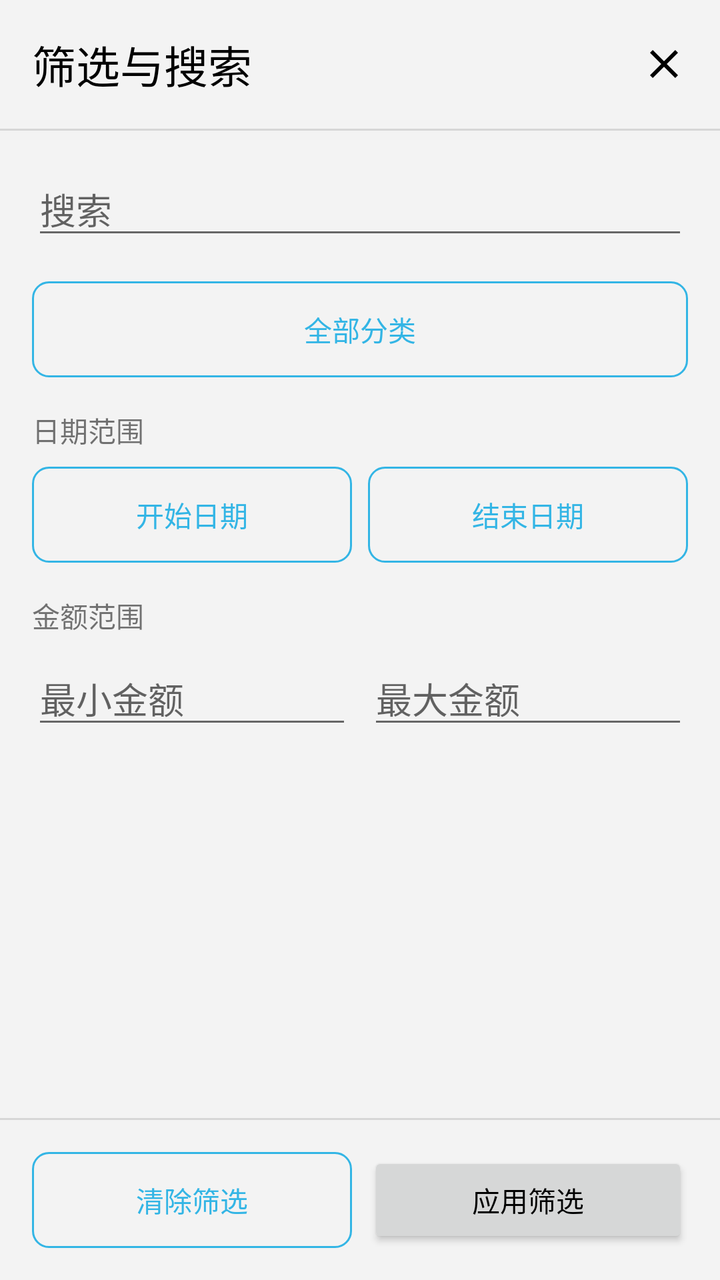
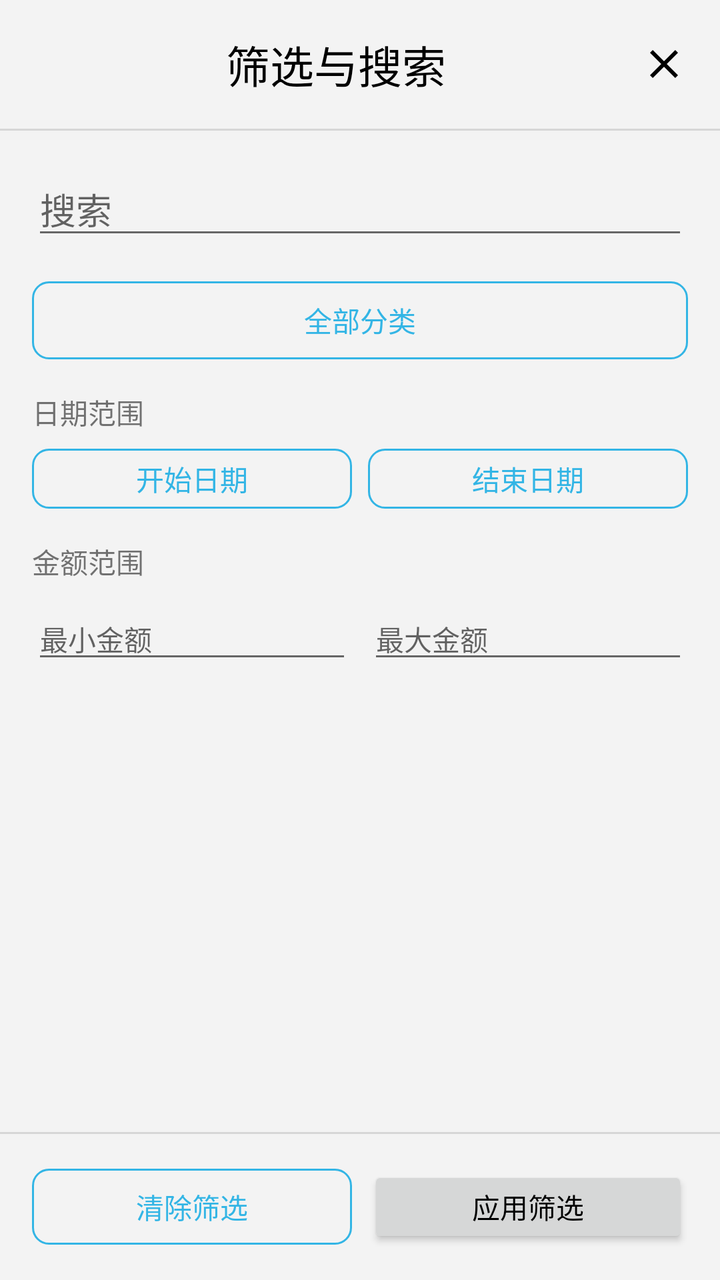

Before-and-after screenshots of an Android layout around one commit, followed by the original layout XML and the change that was made.
<!-- AndroidManifest.xml: application theme AppTheme.NoActionBar -->
<!-- res/layout/dialog_expense_filter.xml -->
<?xml version="1.0" encoding="utf-8"?>
<LinearLayout xmlns:android="http://schemas.android.com/apk/res/android"
    xmlns:app="http://schemas.android.com/apk/res-auto"
    android:layout_width="match_parent"
    android:layout_height="wrap_content"
    android:orientation="vertical">

    
    <LinearLayout
        android:layout_width="match_parent"
        android:layout_height="wrap_content"
        android:orientation="horizontal"
        android:gravity="center_vertical"
        android:padding="16dp">

        <TextView
            android:layout_width="0dp"
            android:layout_height="wrap_content"
            android:layout_weight="1"
            android:text="@string/expense_list_filter_title"
            android:textAppearance="?attr/textAppearanceTitleLarge" />

        <ImageButton
            android:id="@+id/btnClose"
            android:layout_width="wrap_content"
            android:layout_height="wrap_content"
            android:background="?attr/selectableItemBackgroundBorderless"
            android:src="@drawable/ic_exp_close"
            android:contentDescription="@string/cancel" />
    </LinearLayout>

    <View
        android:layout_width="match_parent"
        android:layout_height="1dp"
        android:background="?attr/colorOutline" />

    
    <androidx.core.widget.NestedScrollView
        android:layout_width="match_parent"
        android:layout_height="0dp"
        android:layout_weight="1"
        android:fillViewport="true">

        <LinearLayout
            android:layout_width="match_parent"
            android:layout_height="wrap_content"
            android:orientation="vertical"
            android:padding="16dp">

            <EditText
                android:id="@+id/editKeyword"
                android:layout_width="match_parent"
                android:layout_height="wrap_content"
                android:hint="@string/common_search"
                android:inputType="text"
                android:singleLine="true" />

            <Button
                android:id="@+id/btnSelectType"
                style="?attr/materialButtonOutlinedStyle"
                android:layout_width="match_parent"
                android:layout_height="wrap_content"
                android:layout_marginTop="16dp"
                android:text="@string/expense_list_filter_all_types" />

            <TextView
                android:layout_width="match_parent"
                android:layout_height="wrap_content"
                android:layout_marginTop="16dp"
                android:text="@string/expense_list_filter_date_range"
                android:textAppearance="?attr/textAppearanceTitleSmall" />

            <LinearLayout
                android:layout_width="match_parent"
                android:layout_height="wrap_content"
                android:orientation="horizontal"
                android:layout_marginTop="8dp">

                <Button
                    android:id="@+id/btnStartDate"
                    style="?attr/materialButtonOutlinedStyle"
                    android:layout_width="0dp"
                    android:layout_height="wrap_content"
                    android:layout_weight="1"
                    android:text="@string/expense_list_filter_start_date" />

                <Button
                    android:id="@+id/btnEndDate"
                    style="?attr/materialButtonOutlinedStyle"
                    android:layout_width="0dp"
                    android:layout_height="wrap_content"
                    android:layout_weight="1"
                    android:layout_marginStart="8dp"
                    android:text="@string/expense_list_filter_end_date" />
            </LinearLayout>

            <TextView
                android:layout_width="match_parent"
                android:layout_height="wrap_content"
                android:layout_marginTop="16dp"
                android:text="@string/expense_list_filter_amount_range"
                android:textAppearance="?attr/textAppearanceTitleSmall" />

            <LinearLayout
                android:layout_width="match_parent"
                android:layout_height="wrap_content"
                android:orientation="horizontal"
                android:layout_marginTop="8dp">

                <EditText
                    android:id="@+id/editMinAmount"
                    android:layout_width="0dp"
                    android:layout_height="wrap_content"
                    android:layout_weight="1"
                    android:hint="@string/expense_list_filter_min_amount"
                    android:inputType="numberDecimal"
                    android:singleLine="true" />

                <EditText
                    android:id="@+id/editMaxAmount"
                    android:layout_width="0dp"
                    android:layout_height="wrap_content"
                    android:layout_weight="1"
                    android:layout_marginStart="8dp"
                    android:hint="@string/expense_list_filter_max_amount"
                    android:inputType="numberDecimal"
                    android:singleLine="true" />
            </LinearLayout>
        </LinearLayout>
    </androidx.core.widget.NestedScrollView>

    <View
        android:layout_width="match_parent"
        android:layout_height="1dp"
        android:background="?attr/colorOutline" />

    
    <LinearLayout
        android:layout_width="match_parent"
        android:layout_height="wrap_content"
        android:orientation="horizontal"
        android:padding="16dp">

        <Button
            android:id="@+id/btnClear"
            style="?attr/materialButtonOutlinedStyle"
            android:layout_width="0dp"
            android:layout_height="wrap_content"
            android:layout_weight="1"
            android:text="@string/expense_list_clear_filters" />

        <Button
            android:id="@+id/btnApply"
            android:layout_width="0dp"
            android:layout_height="wrap_content"
            android:layout_weight="1"
            android:layout_marginStart="8dp"
            android:text="@string/expense_list_apply_filters" />
    </LinearLayout>
</LinearLayout>
<!-- resources referenced by this layout -->
<resources>
  <!-- drawable ic_exp_close (drawable) -->
  <vector xmlns:android="http://schemas.android.com/apk/res/android"
      android:width="24dp"
      android:height="24dp"
      android:viewportWidth="24"
      android:viewportHeight="24"
      android:tint="?attr/colorOnSurface">
      <path
          android:fillColor="#FF000000"
          android:pathData="M19,6.41L17.59,5 12,10.59 6.41,5 5,6.41 10.59,12 5,17.59 6.41,19 12,13.41 17.59,19 19,17.59 13.41,12z" />
  </vector>
  <string name="cancel">取消</string>
  <string name="common_search">搜索</string>
  <string name="expense_list_apply_filters">应用筛选</string>
  <string name="expense_list_clear_filters">清除筛选</string>
  <string name="expense_list_filter_all_types">全部分类</string>
  <string name="expense_list_filter_amount_range">金额范围</string>
  <string name="expense_list_filter_date_range">日期范围</string>
  <string name="expense_list_filter_end_date">结束日期</string>
  <string name="expense_list_filter_max_amount">最大金额</string>
  <string name="expense_list_filter_min_amount">最小金额</string>
  <string name="expense_list_filter_start_date">开始日期</string>
  <string name="expense_list_filter_title">筛选与搜索</string>
  <style name="AppTheme.NoActionBar" parent="AppTheme.Base" />
  <color name="brand_primary">#FF33B5E5</color>
  <color name="app_background">#FFF3F3F3</color>
  <color name="text_primary">#FF000000</color>
  <color name="text_secondary">#FF666666</color>
  <style name="HoloActionBar" parent="Widget.AppCompat.ActionBar.Solid">
          <item name="android:background">@color/brand_primary</item>
      </style>
  <color name="app_surface">#FFFFFFFF</color>
  <color name="brand_primary_variant">#FF0099CC</color>
  <color name="brand_secondary">#FF33B5E5</color>
  <color name="brand_secondary_variant">#FF0099CC</color>
  <color name="on_primary">#FFFFFFFF</color>
  <color name="on_secondary">#FF000000</color>
  <color name="app_error">#FFCC0000</color>
  <color name="on_error">#FFFFFFFF</color>
  <style name="HoloCardView">
          <item name="cardBackgroundColor">@color/app_surface</item>
      </style>
  <color name="divider">#1F000000</color>
  <style name="Widget.Holo.OutlinedButton" parent="Widget.AppCompat.Button">
          <item name="android:background">@drawable/btn_outline_background</item>
          <item name="android:textColor">@color/brand_primary</item>
      </style>
  <!-- drawable btn_outline_background (drawable) -->
  <?xml version="1.0" encoding="utf-8"?>
  <selector xmlns:android="http://schemas.android.com/apk/res/android">
      <item android:state_pressed="true">
          <shape android:shape="rectangle">
              <solid android:color="#1A33B5E5" />
              <stroke android:width="1dp" android:color="@color/brand_primary" />
              <corners android:radius="8dp" />
          </shape>
      </item>
      <item>
          <shape android:shape="rectangle">
              <solid android:color="@android:color/transparent" />
              <stroke android:width="1dp" android:color="@color/brand_primary" />
              <corners android:radius="8dp" />
          </shape>
      </item>
  </selector>
  <!-- unchanged entries left out for length: 1 -->
</resources>

<!-- the commit's change to res/layout/dialog_expense_filter.xml (unified diff, before → after) -->
@@ -18,6 +18,7 @@
             android:layout_height="wrap_content"
             android:layout_weight="1"
             android:text="@string/expense_list_filter_title"
+            android:textAlignment="center"
             android:textAppearance="?attr/textAppearanceTitleLarge" />
 
         <ImageButton
@@ -59,7 +60,7 @@
                 android:id="@+id/btnSelectType"
                 style="?attr/materialButtonOutlinedStyle"
                 android:layout_width="match_parent"
-                android:layout_height="wrap_content"
+                android:layout_height="39dp"
                 android:layout_marginTop="16dp"
                 android:text="@string/expense_list_filter_all_types" />
 
@@ -78,19 +79,19 @@
 
                 <Button
                     android:id="@+id/btnStartDate"
-                    style="?attr/materialButtonOutlinedStyle"
+                    style="@style/Widget.Holo.OutlinedButton"
                     android:layout_width="0dp"
-                    android:layout_height="wrap_content"
+                    android:layout_height="30dp"
                     android:layout_weight="1"
                     android:text="@string/expense_list_filter_start_date" />
 
                 <Button
                     android:id="@+id/btnEndDate"
-                    style="?attr/materialButtonOutlinedStyle"
+                    style="@style/Widget.Holo.OutlinedButton"
                     android:layout_width="0dp"
-                    android:layout_height="wrap_content"
+                    android:layout_height="30dp"
+                    android:layout_marginStart="8dp"
                     android:layout_weight="1"
-                    android:layout_marginStart="8dp"
                     android:text="@string/expense_list_filter_end_date" />
             </LinearLayout>
 
@@ -114,17 +115,19 @@
                     android:layout_weight="1"
                     android:hint="@string/expense_list_filter_min_amount"
                     android:inputType="numberDecimal"
-                    android:singleLine="true" />
+                    android:singleLine="true"
+                    android:textSize="14sp" />
 
                 <EditText
                     android:id="@+id/editMaxAmount"
                     android:layout_width="0dp"
                     android:layout_height="wrap_content"
+                    android:layout_marginStart="8dp"
                     android:layout_weight="1"
-                    android:layout_marginStart="8dp"
                     android:hint="@string/expense_list_filter_max_amount"
                     android:inputType="numberDecimal"
-                    android:singleLine="true" />
+                    android:singleLine="true"
+                    android:textSize="14sp" />
             </LinearLayout>
         </LinearLayout>
     </androidx.core.widget.NestedScrollView>
@@ -145,16 +148,17 @@
             android:id="@+id/btnClear"
             style="?attr/materialButtonOutlinedStyle"
             android:layout_width="0dp"
-            android:layout_height="wrap_content"
+            android:layout_height="38dp"
             android:layout_weight="1"
-            android:text="@string/expense_list_clear_filters" />
+            android:text="@string/expense_list_clear_filters"
+            android:textAlignment="center" />
 
         <Button
             android:id="@+id/btnApply"
             android:layout_width="0dp"
-            android:layout_height="wrap_content"
+            android:layout_height="41dp"
+            android:layout_marginStart="8dp"
             android:layout_weight="1"
-            android:layout_marginStart="8dp"
             android:text="@string/expense_list_apply_filters" />
     </LinearLayout>
 </LinearLayout>
